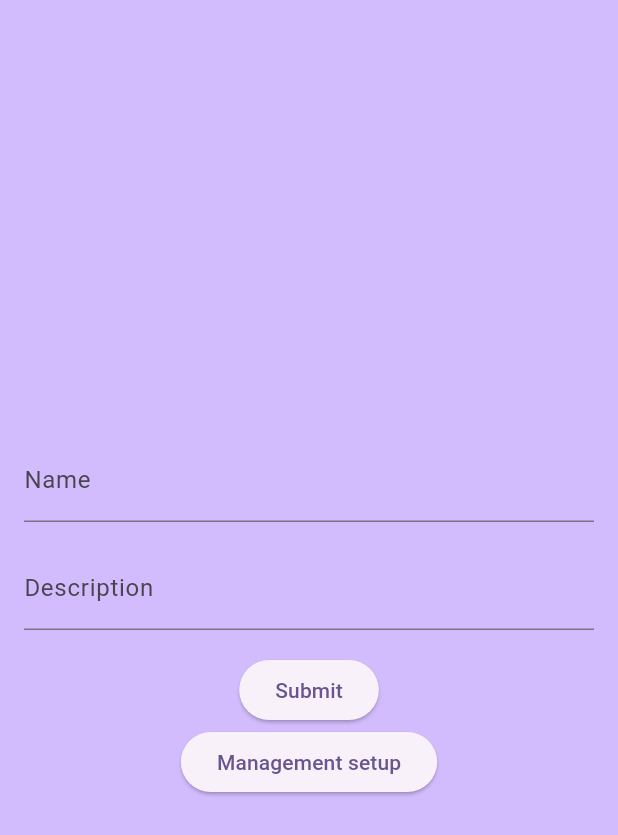
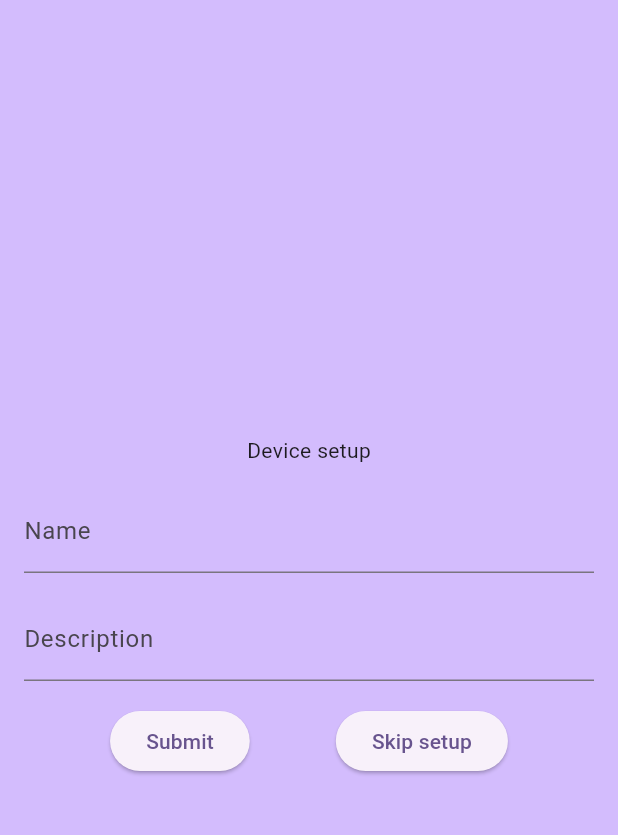
Before and after one commit to Metatavu/noheva-visitor-ui, a Flutter app: the screen it shows after launch, after a tap on "Submit", on a phone screen of 412 x 824 dp. Shown: the top 835 px of the screen. Run offline on Flutter 3.47's test engine with Material 2 defaults, Android fonts, the phone set to English and light mode, and no system bars; our stand-ins replace device_info_plus, drift, flutter_dotenv, package_info_plus, typed_data; missing offline and left inert: android_id, mqtt_client, noheva_api, openapi_generator_annotations, simple_logger; accounts and stored records are empty; generated files the repository leaves out were written again; statements that could not run were skipped.

Commit message:
Some minor changes

```diff
--- a/lib/main.dart
+++ b/lib/main.dart
@@ -14,12 +14,12 @@ import "utils/device_info.dart";
 late final Configuration configuration;
 late final String environment;
 final apiFactory = ApiFactory();
-late String? hasDeviceId;
+String? deviceId;
 
 void main() async {
   _configureLogger();
 
-  SimpleLogger().info("Starting OSS Surveys Customer App...");
+  SimpleLogger().info("Starting Noheva Visitor UI App...");
 
   SimpleLogger().info("Loading .env file...");
   await dotenv.load(fileName: ".env");
@@ -35,9 +35,9 @@ void main() async {
 
   SimpleLogger().info("Checking if device has Id...");
   // TODO: Currently will always be null
-  hasDeviceId = await keysDao.getDeviceId();
+  deviceId = await keysDao.getDeviceId();
 
-  SimpleLogger().info("Device Id is: $hasDeviceId");
+  SimpleLogger().info("Device Id is: $deviceId");
 
   runApp(const MyApp());
 }
@@ -56,8 +56,6 @@ Future<void> _initializeMqttClient() async {
   if (serialNumber == null) {
     SimpleLogger()
         .warning("Device serial number not found, cannot connect to MQTT.");
-
-    return;
   } else {
     SimpleLogger().info("Serial number: $serialNumber");
     await mqttClient.connect(serialNumber);
@@ -77,6 +75,7 @@ class MyApp extends StatelessWidget {
 
   @override
   Widget build(BuildContext context) {
+    SimpleLogger().info("Building app...");
     return MaterialApp(
       title: "Noheva visitor UI",
       theme: ThemeData(
@@ -84,9 +83,9 @@ class MyApp extends StatelessWidget {
         useMaterial3: true,
       ),
       // Change this to idle screen
-      home: hasDeviceId != null
-          ? const DefaultScreen(title: "Noheva visitor UI Home Page")
-          : const DeviceSetupScreen(),
+      home: deviceId == null
+          ? const DeviceSetupScreen()
+          : const DefaultScreen(title: "Noheva visitor UI Home Page"),
     );
   }
 }
--- a/lib/screens/device_setup_screen.dart
+++ b/lib/screens/device_setup_screen.dart
@@ -1,5 +1,8 @@
 import "package:flutter/material.dart";
+import "package:noheva_api/noheva_api.dart";
+import "package:noheva_visitor_ui/utils/device_info.dart";
 import "package:simple_logger/simple_logger.dart";
+import "package:package_info_plus/package_info_plus.dart";
 
 /// Device Setup Screen
 class DeviceSetupScreen extends StatefulWidget {
@@ -14,61 +17,77 @@ class _DeviceSetupState extends State<DeviceSetupScreen> {
   final TextEditingController _nameController = TextEditingController();
   final TextEditingController _descriptionController = TextEditingController();
 
-  void _submitForm() {
+  Future _submitForm() async {
     String name = _nameController.text;
     String description = _descriptionController.text;
-
-    // TODO: Should post to API
-    SimpleLogger().info('Name: $name');
-    SimpleLogger().info('Description: $description');
+    SimpleLogger().info(await _buildDeviceRequest(
+      name: name,
+      description: description,
+    ));
   }
 
-  void _skipSetup() {
-    SimpleLogger().info("Set up device on management screen");
+  Future _skipSetup() async {
+    SimpleLogger().info("Set up device on management UI");
+    SimpleLogger().info(await _buildDeviceRequest());
     // TODO: API request/ change screen
+  }
+
+  Future<DeviceRequest?> _buildDeviceRequest({name, description}) async {
+    String version = (await PackageInfo.fromPlatform()).version;
+    String? serialNumber = await DeviceInfo.getSerialNumber();
+
+    if (serialNumber == null) return null;
+
+    return DeviceRequest((builder) {
+      builder.name = name;
+      builder.description = description;
+      builder.serialNumber = serialNumber;
+      builder.version = version;
+    });
   }
 
   @override
   Widget build(BuildContext context) {
     return Scaffold(
       backgroundColor: Theme.of(context).colorScheme.inversePrimary,
-      body: Stack(
-        children: [
-          Center(
+      body: Center(
         child: Column(
           mainAxisAlignment: MainAxisAlignment.center,
           children: [
+            const Text("Device setup"),
             Padding(
               padding: const EdgeInsets.all(16.0),
               child: Column(
                 children: [
                   TextField(
                     controller: _nameController,
-                        decoration: const InputDecoration(labelText: 'Name'),
+                    decoration: const InputDecoration(labelText: "Name"),
                   ),
                   const SizedBox(height: 16.0),
                   TextField(
                     controller: _descriptionController,
-                        decoration:
-                            const InputDecoration(labelText: 'Description'),
+                    decoration: const InputDecoration(labelText: "Description"),
                   ),
                   const SizedBox(height: 16.0),
+                  Row(
+                    mainAxisAlignment: MainAxisAlignment.spaceEvenly,
+                    children: [
                       ElevatedButton(
                         onPressed: _submitForm,
-                        child: const Text('Submit'),
+                        child: const Text("Submit"),
                       ),
                       ElevatedButton(
                         onPressed: _skipSetup,
-                        child: const Text('Management setup'),
+                        child: const Text("Skip setup"),
                       ),
+                    ],
+                  )
                 ],
               ),
             )
           ],
         ),
       ),
-        ],
-      ),
     );
   }
 }
--- a/pubspec.yaml
+++ b/pubspec.yaml
@@ -32,6 +32,7 @@ dependencies:
   path_provider: ^2.0.15
   path: ^1.8.3
   sqlite3_flutter_libs: ^0.5.15
+  package_info_plus: ^4.1.0
 
 dev_dependencies:
   flutter_test:
```
Also changed, not shown: pubspec.lock, 9 other files. Lines whose indentation alone changed are shown as unchanged.
